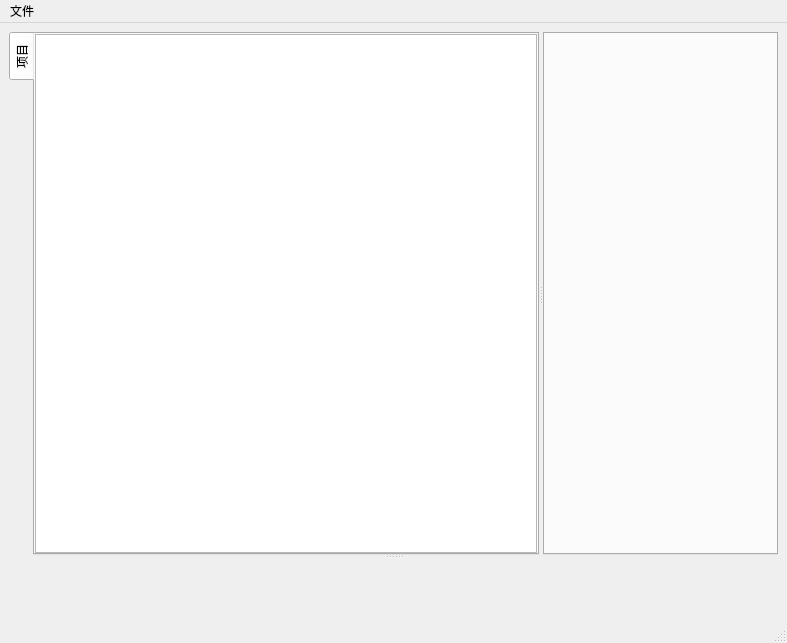
Above: ui/main2.ui from fffoobibi/httpfile before the change. Below: the same form after it.
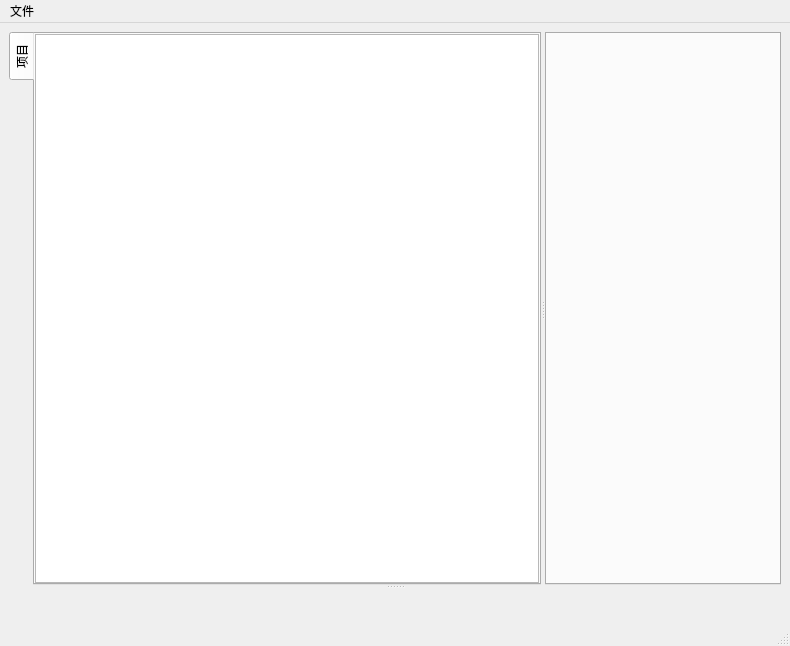
That is the form after the change. Custom widgets are drawn as their Qt base class.

```diff
--- a/ui/main2.ui
+++ b/ui/main2.ui
@@ -6,16 +6,20 @@
    <rect>
     <x>0</x>
     <y>0</y>
-    <width>787</width>
-    <height>643</height>
+    <width>790</width>
+    <height>646</height>
    </rect>
   </property>
   <property name="windowTitle">
    <string>MainWindow</string>
   </property>
   <widget class="QWidget" name="centralwidget">
-   <layout class="QVBoxLayout" name="verticalLayout_3">
+   <layout class="QVBoxLayout" name="verticalLayout">
     <item>
+     <widget class="QSplitter" name="splitter_3">
+      <property name="orientation">
+       <enum>Qt::Vertical</enum>
+      </property>
      <widget class="QSplitter" name="splitter_2">
       <property name="orientation">
        <enum>Qt::Vertical</enum>
@@ -126,13 +130,9 @@
         <widget class="QWidget" name="page_4"/>
        </widget>
       </widget>
-      <widget class="QWidget" name="layoutWidget">
-       <layout class="QVBoxLayout" name="verticalLayout">
-        <property name="spacing">
-         <number>0</number>
-        </property>
-        <item>
+      </widget>
          <widget class="QStackedWidget" name="stackedWidget_3"/>
+     </widget>
         </item>
         <item>
          <widget class="QFrame" name="frame">
@@ -142,10 +142,7 @@
           <property name="frameShadow">
            <enum>QFrame::Raised</enum>
           </property>
-          <layout class="QHBoxLayout" name="horizontalLayout_3">
-           <property name="spacing">
-            <number>0</number>
-           </property>
+      <layout class="QHBoxLayout" name="horizontalLayout_2">
            <property name="leftMargin">
             <number>0</number>
            </property>
@@ -183,16 +180,12 @@
         </item>
        </layout>
       </widget>
-     </widget>
-    </item>
-   </layout>
-  </widget>
   <widget class="QMenuBar" name="menubar">
    <property name="geometry">
     <rect>
      <x>0</x>
      <y>0</y>
-     <width>787</width>
+     <width>790</width>
      <height>26</height>
     </rect>
    </property>
```
Lines whose indentation alone changed are shown as unchanged.
